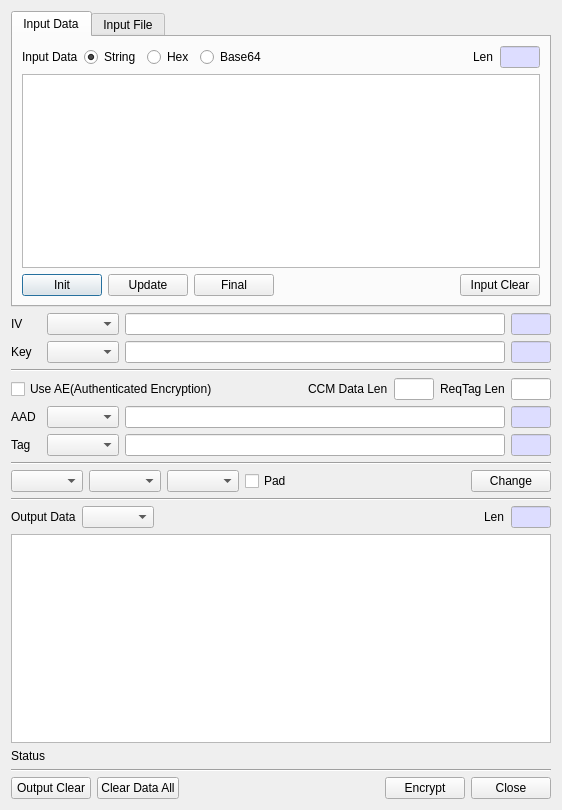
Above: BerEditor/enc_dec_dlg.ui from jykim74/BerEditor before the change. Below: the same form after it.
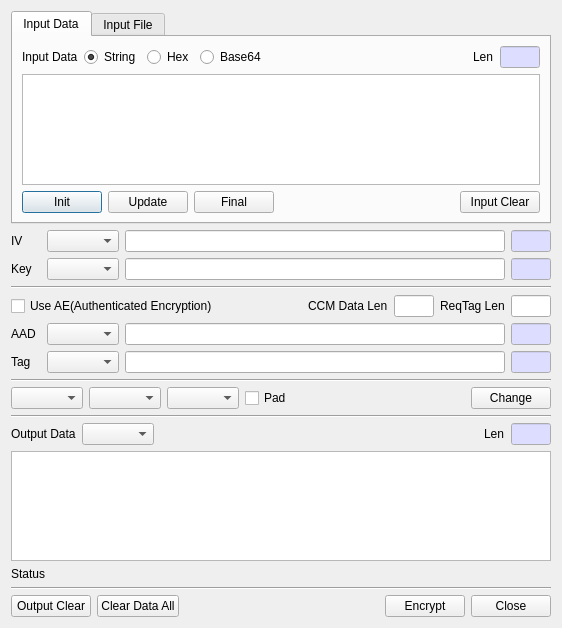
That is the form after the change. The open tabs and pages were chosen to show the change.

Diff of the .ui file:
```diff
--- a/BerEditor/enc_dec_dlg.ui
+++ b/BerEditor/enc_dec_dlg.ui
@@ -7,7 +7,7 @@
     <x>0</x>
     <y>0</y>
     <width>562</width>
-    <height>810</height>
+    <height>628</height>
    </rect>
   </property>
   <property name="windowTitle">
```
Left out of the diff: 2 changed lines with no effect on the pictures.
